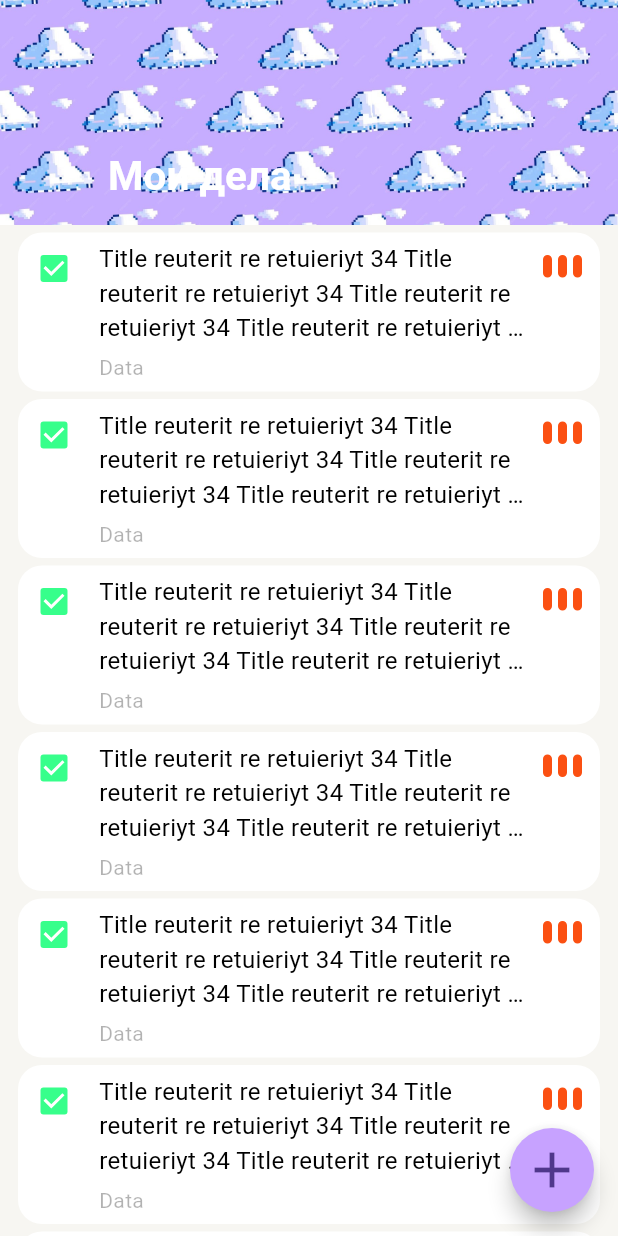
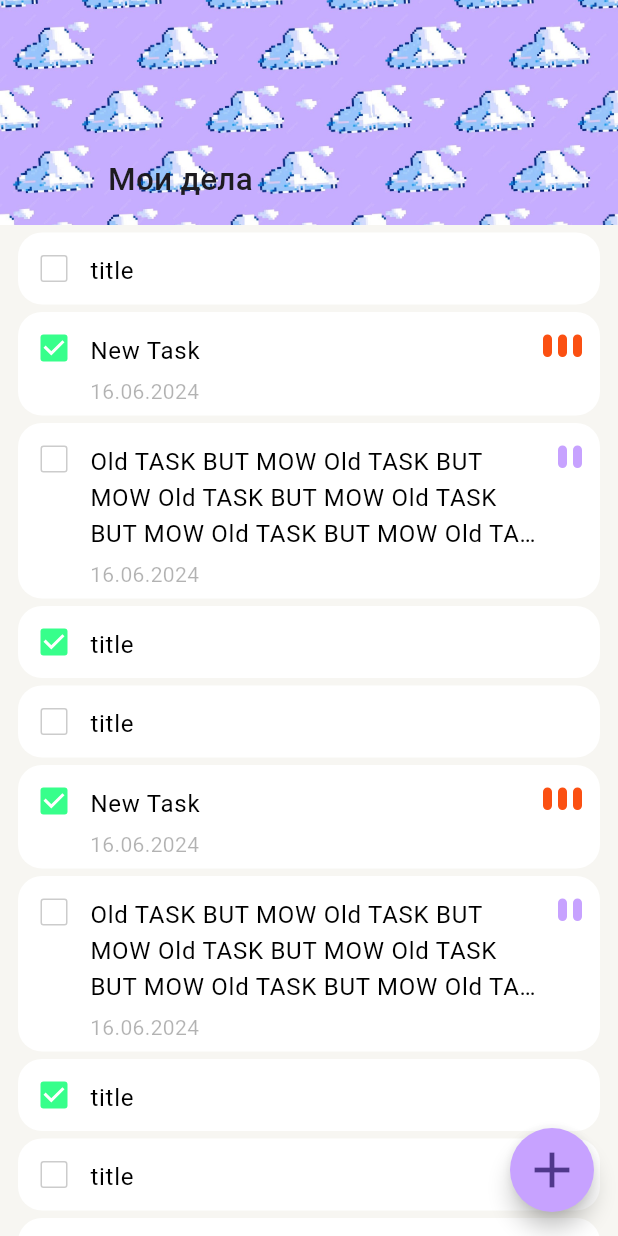
Before and after one commit to PumpkinJuce/todo_list, a Flutter app: the screen it shows after launch, on a phone screen of 412 x 824 dp. Run offline on Flutter 3.47's test engine with Material 3 defaults, Android fonts, the phone set to English and light mode, and no system bars; drawn by our look-alikes of flutter_slidable; our stand-ins replace equatable, logger.

Commit message:
HW-1: Use texttheme instead of widgets

```diff
--- a/todo_list/lib/app_ui_kit/app_ui_kit.dart
+++ b/todo_list/lib/app_ui_kit/app_ui_kit.dart
@@ -1,5 +1,4 @@
 library app_ui_kit;
 
-export 'package:todo_list/app_ui_kit/components/text_widgets/text_widgets.dart';
 export 'package:todo_list/app_ui_kit/components/app_theme_data.dart';
 export 'package:todo_list/app_ui_kit/components/app_colors.dart';
--- a/todo_list/lib/app_ui_kit/components/app_theme_data.dart
+++ b/todo_list/lib/app_ui_kit/components/app_theme_data.dart
@@ -16,4 +16,36 @@ final ThemeData lightTheme = ThemeData(
   appBarTheme: const AppBarTheme(
     color: AppColors.backPrimary,
   ),
+  textTheme: const TextTheme(
+    displayLarge: TextStyle(
+      fontSize: 32,
+      fontWeight: FontWeight.w700,
+      color: AppColors.black,
+      overflow: TextOverflow.ellipsis,
+    ),
+    displayMedium: TextStyle(
+      fontSize: 20,
+      fontWeight: FontWeight.w600,
+      color: AppColors.black,
+      overflow: TextOverflow.ellipsis,
+    ),
+    displaySmall: TextStyle(
+      fontSize: 18,
+      fontWeight: FontWeight.w500,
+      color: AppColors.black,
+      overflow: TextOverflow.ellipsis,
+    ),
+    bodyLarge: TextStyle(
+      fontSize: 16,
+      fontWeight: FontWeight.w400,
+      color: AppColors.black,
+      overflow: TextOverflow.ellipsis,
+    ),
+    bodyMedium: TextStyle(
+      fontSize: 14,
+      fontWeight: FontWeight.w400,
+      color: AppColors.black,
+      overflow: TextOverflow.ellipsis,
+    ),
+  ),
 );
--- a/todo_list/lib/app_ui_kit/components/text_widgets/base_text_widget.dart
+++ /dev/null
@@ -1,52 +0,0 @@
-import 'package:flutter/material.dart';
-import 'package:todo_list/app_ui_kit/components/app_colors.dart';
-
-class TextWidget extends StatelessWidget {
-  const TextWidget(
-    this.text, {
-    required this.fontSize,
-    required this.fontWeight,
-    this.textAlign = TextAlign.start,
-    this.overflow = TextOverflow.ellipsis,
-    this.maxLines,
-    this.color,
-    super.key,
-  });
-
-  final String text;
-  final double fontSize;
-  final FontWeight fontWeight;
-  final int? maxLines;
-  final TextAlign textAlign;
-  final Color? color;
-  final TextOverflow overflow;
-
-  Color _textColor(BuildContext context) {
-    final color = this.color;
-    if (color != null) {
-      return color;
-    }
-    final isLightMode = Theme.of(context).brightness == Brightness.light;
-
-    if (isLightMode) {
-      return AppColors.black;
-    }
-
-    return AppColors.white;
-  }
-
-  @override
-  Widget build(BuildContext context) {
-    return Text(
-      text,
-      maxLines: maxLines,
-      textAlign: textAlign,
-      style: TextStyle(
-        color: _textColor(context),
-        fontSize: fontSize,
-        overflow: overflow,
-        fontWeight: fontWeight,
-      ),
-    );
-  }
-}
--- a/todo_list/lib/app_ui_kit/components/text_widgets/body.dart
+++ /dev/null
@@ -1,14 +0,0 @@
-import 'dart:ui';
-import 'package:todo_list/app_ui_kit/components/font_sizes.dart';
-import 'package:todo_list/app_ui_kit/components/text_widgets/base_text_widget.dart';
-
-class Body extends TextWidget {
-  const Body(
-    super.text, {
-    super.maxLines,
-    super.key,
-  }) : super(
-          fontSize: FontSizes.normal,
-          fontWeight: FontWeight.w400,
-        );
-}
--- a/todo_list/lib/app_ui_kit/components/text_widgets/headline.dart
+++ /dev/null
@@ -1,14 +0,0 @@
-import 'dart:ui';
-import 'package:todo_list/app_ui_kit/components/font_sizes.dart';
-import 'package:todo_list/app_ui_kit/components/text_widgets/base_text_widget.dart';
-
-class Headline extends TextWidget {
-  const Headline(
-    String text, {
-    super.key,
-  }) : super(
-          text,
-          fontSize: FontSizes.large,
-          fontWeight: FontWeight.w500,
-        );
-}
--- a/todo_list/lib/app_ui_kit/components/text_widgets/large_title.dart
+++ /dev/null
@@ -1,15 +0,0 @@
-import 'package:flutter/material.dart';
-import 'package:todo_list/app_ui_kit/components/font_sizes.dart';
-import 'package:todo_list/app_ui_kit/components/text_widgets/base_text_widget.dart';
-
-class LargeTitle extends TextWidget {
-  const LargeTitle(
-    super.text, {
-    super.key,
-  }) : super(
-          maxLines: 1,
-          color: Colors.white,
-          fontSize: FontSizes.large,
-          fontWeight: FontWeight.w700,
-        );
-}
--- a/todo_list/lib/app_ui_kit/components/text_widgets/subhead.dart
+++ /dev/null
@@ -1,15 +0,0 @@
-import 'dart:ui';
-import 'package:todo_list/app_ui_kit/components/font_sizes.dart';
-import 'package:todo_list/app_ui_kit/components/text_widgets/base_text_widget.dart';
-
-class Subhead extends TextWidget {
-  const Subhead(
-    super.text, {
-    super.color,
-    super.maxLines,
-    super.key,
-  }) : super(
-          fontSize: FontSizes.small,
-          fontWeight: FontWeight.w400,
-        );
-}
--- a/todo_list/lib/app_ui_kit/components/text_widgets/text_widgets.dart
+++ /dev/null
@@ -1,9 +0,0 @@
-library text_widgets;
-
-export 'package:todo_list/app_ui_kit/components/text_widgets/headline.dart';
-export 'package:todo_list/app_ui_kit/components/text_widgets/base_text_widget.dart';
-export 'package:todo_list/app_ui_kit/components/text_widgets/title.dart';
-export 'package:todo_list/app_ui_kit/components/text_widgets/large_title.dart';
-export 'package:todo_list/app_ui_kit/components/text_widgets/body.dart';
-export 'package:todo_list/app_ui_kit/components/text_widgets/subhead.dart';
-export 'package:todo_list/app_ui_kit/components/font_sizes.dart';
--- a/todo_list/lib/app_ui_kit/components/text_widgets/title.dart
+++ /dev/null
@@ -1,14 +0,0 @@
-import 'dart:ui';
-import 'package:todo_list/app_ui_kit/components/font_sizes.dart';
-import 'package:todo_list/app_ui_kit/components/text_widgets/base_text_widget.dart';
-
-class Title extends TextWidget {
-  const Title(
-    String text, {
-    super.key,
-  }) : super(
-          text,
-          fontSize: FontSizes.big,
-          fontWeight: FontWeight.w600,
-        );
-}
--- /dev/null
+++ b/todo_list/lib/domain/data/task_model.dart
@@ -0,0 +1,39 @@
+import 'dart:ui';
+
+import 'package:equatable/equatable.dart';
+import 'package:todo_list/app_ui_kit/app_ui_kit.dart';
+
+class TaskModel extends Equatable {
+  const TaskModel({
+    required this.title,
+    required this.isDone,
+    this.description,
+    this.date,
+    this.priority = PriorityLevel.low,
+  });
+
+  final String title;
+  final String? description;
+  final DateTime? date;
+  final bool isDone;
+  final PriorityLevel priority;
+
+  @override
+  List<Object?> get props => [
+        title,
+        description,
+        date,
+        isDone,
+        priority,
+      ];
+}
+
+enum PriorityLevel {
+  low(0, AppColors.gray),
+  medium(2, AppColors.blue),
+  height(3, AppColors.red);
+
+  const PriorityLevel(this.iconCount, this.color);
+  final int iconCount;
+  final Color color;
+}
--- /dev/null
+++ b/todo_list/lib/domain/mock_data.dart
@@ -0,0 +1,73 @@
+import 'package:todo_list/domain/data/task_model.dart';
+
+final mockTasks = [
+  const TaskModel(
+    title: 'title',
+    description: 'description',
+    isDone: false,
+  ),
+  TaskModel(
+      title: 'New Task',
+      description: 'description',
+      date: DateTime.now(),
+      isDone: true,
+      priority: PriorityLevel.height),
+  TaskModel(
+    title: 'Old TASK BUT MOW Old TASK BUT MOW Old TASK BUT MOW Old TASK BUT MOW Old TASK BUT MOW Old TASK BUT MOW ',
+    description: 'description',
+    date: DateTime.now(),
+    isDone: false,
+    priority: PriorityLevel.medium,
+  ),
+  const TaskModel(
+    title: 'title',
+    description: 'description',
+    isDone: true,
+  ),
+  const TaskModel(
+    title: 'title',
+    description: 'description',
+    isDone: false,
+  ),
+  TaskModel(
+      title: 'New Task',
+      description: 'description',
+      date: DateTime.now(),
+      isDone: true,
+      priority: PriorityLevel.height),
+  TaskModel(
+    title: 'Old TASK BUT MOW Old TASK BUT MOW Old TASK BUT MOW Old TASK BUT MOW Old TASK BUT MOW Old TASK BUT MOW ',
+    description: 'description',
+    date: DateTime.now(),
+    isDone: false,
+    priority: PriorityLevel.medium,
+  ),
+  const TaskModel(
+    title: 'title',
+    description: 'description',
+    isDone: true,
+  ),
+  const TaskModel(
+    title: 'title',
+    description: 'description',
+    isDone: false,
+  ),
+  TaskModel(
+      title: 'New Task',
+      description: 'description',
+      date: DateTime.now(),
+      isDone: true,
+      priority: PriorityLevel.height),
+  TaskModel(
+    title: 'Old TASK BUT MOW Old TASK BUT MOW Old TASK BUT MOW Old TASK BUT MOW Old TASK BUT MOW Old TASK BUT MOW ',
+    description: 'description',
+    date: DateTime.now(),
+    isDone: false,
+    priority: PriorityLevel.medium,
+  ),
+  const TaskModel(
+    title: 'title',
+    description: 'description',
+    isDone: true,
+  ),
+];
--- a/todo_list/lib/presentation/main_page/main_page.dart
+++ b/todo_list/lib/presentation/main_page/main_page.dart
@@ -1,5 +1,6 @@
 import 'package:flutter/material.dart';
 import 'package:todo_list/app_ui_kit/app_ui_kit.dart';
+import 'package:todo_list/domain/mock_data.dart';
 import 'package:todo_list/presentation/main_page/widgets/todo_list_item.dart';
 
 class MainPage extends StatelessWidget {
@@ -30,16 +31,17 @@ class MainPage extends StatelessWidget {
                 'assets/clouds.jpg',
                 fit: BoxFit.cover,
               ),
-              title: const LargeTitle('Мои дела'),
+              title: Text(
+                'Мои дела',
+                style: Theme.of(context).textTheme.labelLarge,
+              ),
             ),
           ),
           SliverList.builder(
-            itemCount: 10,
+            itemCount: mockTasks.length,
             itemBuilder: (context, index) {
               return TodoListItem(
-                subtitle: 'Data',
-                title:
-                    'Title reuterit re retuieriyt 34 Title reuterit re retuieriyt 34 Title reuterit re retuieriyt 34 Title reuterit re retuieriyt 34 Title reuterit re retuieriyt 34 Title reuterit re retuieriyt 34 Title reuterit re retuieriyt 34 Title reuterit re retuieriyt 34 ',
+                mockTasks[index],
                 index: index,
               );
             },
--- a/todo_list/lib/presentation/main_page/widgets/priority_indicator.dart
+++ b/todo_list/lib/presentation/main_page/widgets/priority_indicator.dart
@@ -1,15 +1,6 @@
 import 'package:flutter/material.dart';
 import 'package:todo_list/app_ui_kit/components/app_colors.dart';
-
-enum PriorityLevel {
-  low(0, AppColors.gray),
-  medium(2, AppColors.blue),
-  height(3, AppColors.red);
-
-  const PriorityLevel(this.iconCount, this.color);
-  final int iconCount;
-  final Color color;
-}
+import 'package:todo_list/domain/data/task_model.dart';
 
 class PriorityIndicator extends StatelessWidget {
   const PriorityIndicator(this.level, {super.key});
--- a/todo_list/lib/presentation/main_page/widgets/todo_list_item.dart
+++ b/todo_list/lib/presentation/main_page/widgets/todo_list_item.dart
@@ -1,19 +1,37 @@
 import 'package:flutter/material.dart';
+import 'package:intl/intl.dart';
 import 'package:todo_list/app_ui_kit/app_ui_kit.dart';
+import 'package:todo_list/domain/data/task_model.dart';
 import 'package:todo_list/presentation/main_page/widgets/priority_indicator.dart';
 import 'package:todo_list/presentation/main_page/widgets/slidable/slidable_item_wrapper.dart';
 
 class TodoListItem extends StatelessWidget {
-  const TodoListItem({
-    required this.title,
+  const TodoListItem(
+    this.task, {
     required this.index,
-    this.subtitle,
     super.key,
   });
 
-  final String title;
-  final String? subtitle;
+  final TaskModel task;
   final int index;
+
+  Widget _date(BuildContext context) {
+    final date = task.date;
+
+    if (date == null) {
+      return const SizedBox.shrink();
+    }
+    String formattedDate = DateFormat('dd.MM.yyyy').format(date);
+
+    return Padding(
+      padding: const EdgeInsets.only(top: 5),
+      child: Text(
+        formattedDate,
+        maxLines: 1,
+        style: Theme.of(context).textTheme.bodyMedium?.copyWith(color: AppColors.labelTertiary),
+      ),
+    );
+  }
 
   @override
   Widget build(BuildContext context) {
@@ -29,36 +47,32 @@ class TodoListItem extends StatelessWidget {
           right: 12,
           top: 5,
         ),
-
         child: Row(
           crossAxisAlignment: CrossAxisAlignment.start,
           mainAxisSize: MainAxisSize.min,
           children: [
             Checkbox(
               checkColor: Colors.white,
-              value: true,
+              value: task.isDone,
               onChanged: (bool? value) {},
             ),
             Expanded(
               child: Padding(
-                  padding: const EdgeInsets.all(6),
+                  padding: const EdgeInsets.only(
+                    top: 14,
+                    bottom: 6,
+                    right: 6,
+                  ),
                   child: Column(
                     crossAxisAlignment: CrossAxisAlignment.start,
                     mainAxisSize: MainAxisSize.min,
                     children: [
-                      Body(
-                        title,
+                      Text(
+                        task.title,
                         maxLines: 3,
+                        style: Theme.of(context).textTheme.bodyLarge,
                       ),
-                      if (subtitle != null)
-                        Padding(
-                          padding: const EdgeInsets.only(top: 5),
-                          child: Subhead(
-                            subtitle ?? '',
-                            maxLines: 1,
-                            color: AppColors.labelTertiary,
-                          ),
-                        )
+                      _date(context),
                     ],
                   )),
             ),
@@ -66,9 +80,9 @@ class TodoListItem extends StatelessWidget {
             //   Icons.info_outline,
             //   color: AppColors.labelTertiary,
             // ),
-            const Padding(
-              padding: EdgeInsets.only(top: 15, right: 10),
-              child: PriorityIndicator(PriorityLevel.height),
+            Padding(
+              padding: const EdgeInsets.only(top: 15, right: 10),
+              child: PriorityIndicator(task.priority),
             )
           ],
         ),
--- a/todo_list/pubspec.yaml
+++ b/todo_list/pubspec.yaml
@@ -11,6 +11,7 @@ dependencies:
   flutter:
     sdk: flutter
   flutter_slidable: ^3.1.0
+  intl: ^0.19.0
   logger: ^2.3.0
 
 dev_dependencies:
```
Also changed, not shown: todo_list/pubspec.lock.
